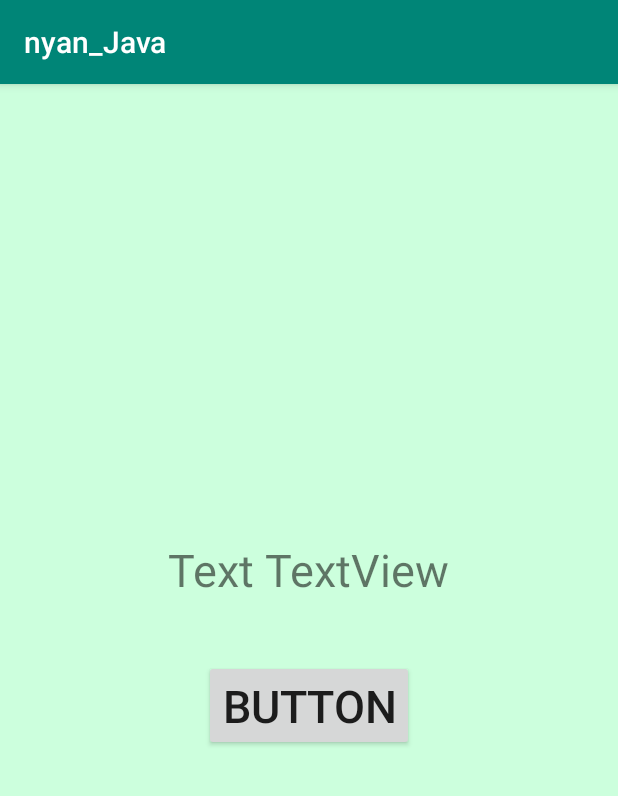
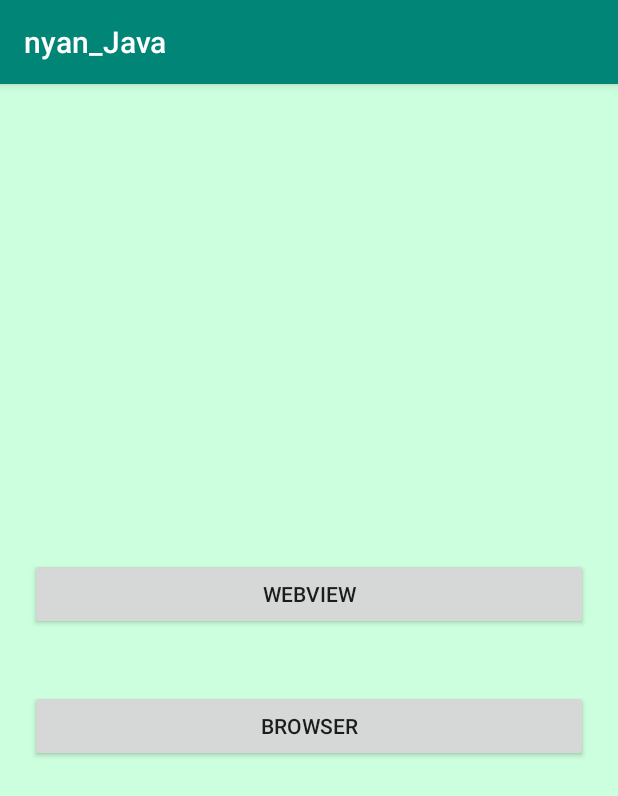
Before and after one commit to wat128/nyan_Java, an Android app: the screen it shows after launch (MainActivity), on a phone screen of 412 x 824 dp. Shown: the top 796 px of the screen. Run offline under Robolectric (Android 15) with nearby library versions, the phone set to English and light mode, and no system bars; 2 statements that could not run were skipped.

Commit message:
35.WebView WebViewの設定 - error

```diff
--- a/app/src/main/AndroidManifest.xml
+++ b/app/src/main/AndroidManifest.xml
@@ -7,6 +7,7 @@
     <uses-permission android:name="android.permission.WRITE_EXTERNAL_STORAGE"/>
     <uses-permission android:name="android.permission.WAKE_LOCK"/>
     <uses-permission android:name="android.permission.VIBRATE"/>
+    <uses-permission android:name="android.permission.INTERNET"/>
 
     <application
         android:name=".MyApp"
--- a/app/src/main/res/layout/activity_main.xml
+++ b/app/src/main/res/layout/activity_main.xml
@@ -8,20 +8,18 @@
     android:background="#ccffdd"
     tools:context=".MainActivity">
 
-    <TextView
-        android:id="@+id/text_view"
-        android:text="@string/text"
-        android:textSize="30sp"
-        android:layout_margin="10dp"
-        android:layout_width="wrap_content"
+    <Button
+        android:id="@+id/button1"
+        android:text="WebView"
+        android:layout_margin="20dp"
+        android:layout_width="match_parent"
         android:layout_height="wrap_content"/>
 
     <Button
-        android:id="@+id/button"
-        android:text="@string/button"
-        android:layout_margin="30dp"
-        android:textSize="30sp"
-        android:layout_width="wrap_content"
+        android:id="@+id/button2"
+        android:text="Browser"
+        android:layout_margin="20dp"
+        android:layout_width="match_parent"
         android:layout_height="wrap_content"/>
 
 </LinearLayout>
```
Also changed, not shown: app/src/main/java/com/wat128/nyan_java/MainActivity.java (+39 -80 lines), app/src/main/res/layout/web.xml (added, +11 -0 lines).
